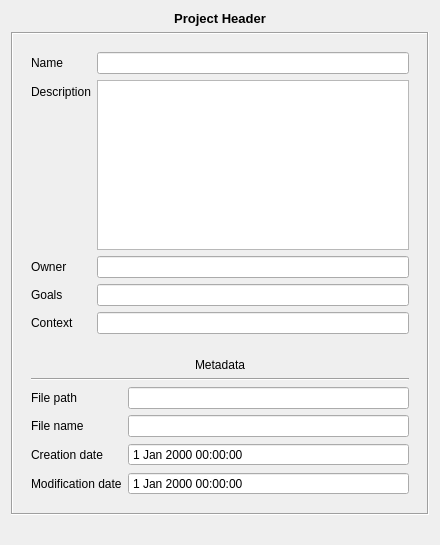
Before: the Qt Designer form branches/e-foto-trunk-candidate/qt/formDisplay/HeaderLayout.ui in e-foto/e-foto, drawn with Qt 5.
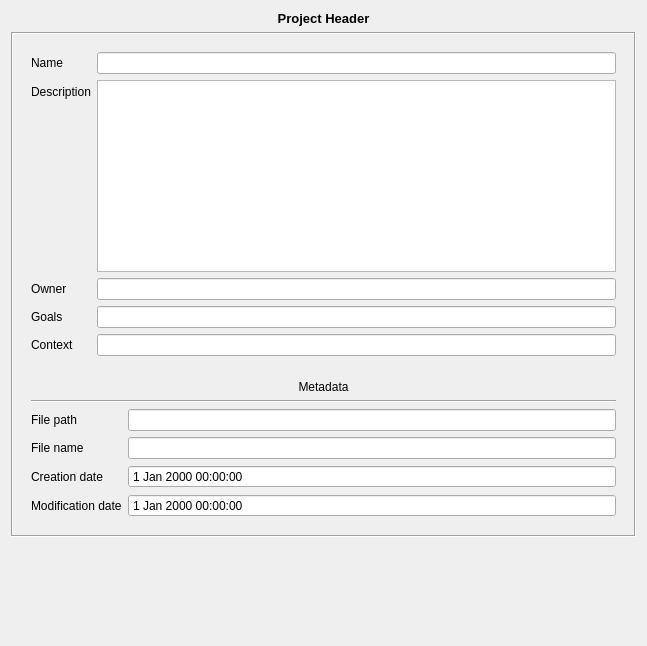
After: the same form once the commit is applied.

Commit message: 4k display support on forms

```diff
--- a/branches/e-foto-trunk-candidate/qt/formDisplay/HeaderLayout.ui
+++ b/branches/e-foto-trunk-candidate/qt/formDisplay/HeaderLayout.ui
@@ -6,8 +6,8 @@
    <rect>
     <x>0</x>
     <y>0</y>
-    <width>440</width>
-    <height>545</height>
+    <width>647</width>
+    <height>646</height>
    </rect>
   </property>
   <property name="windowTitle">
```
The commit also changes 4 other files.
